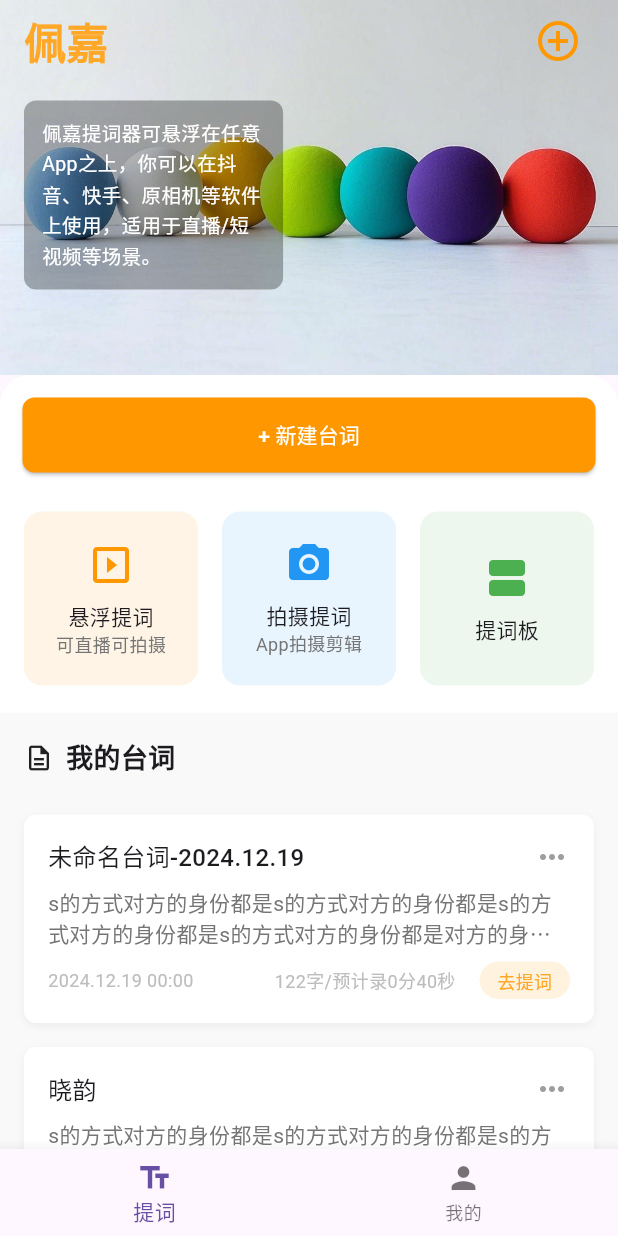
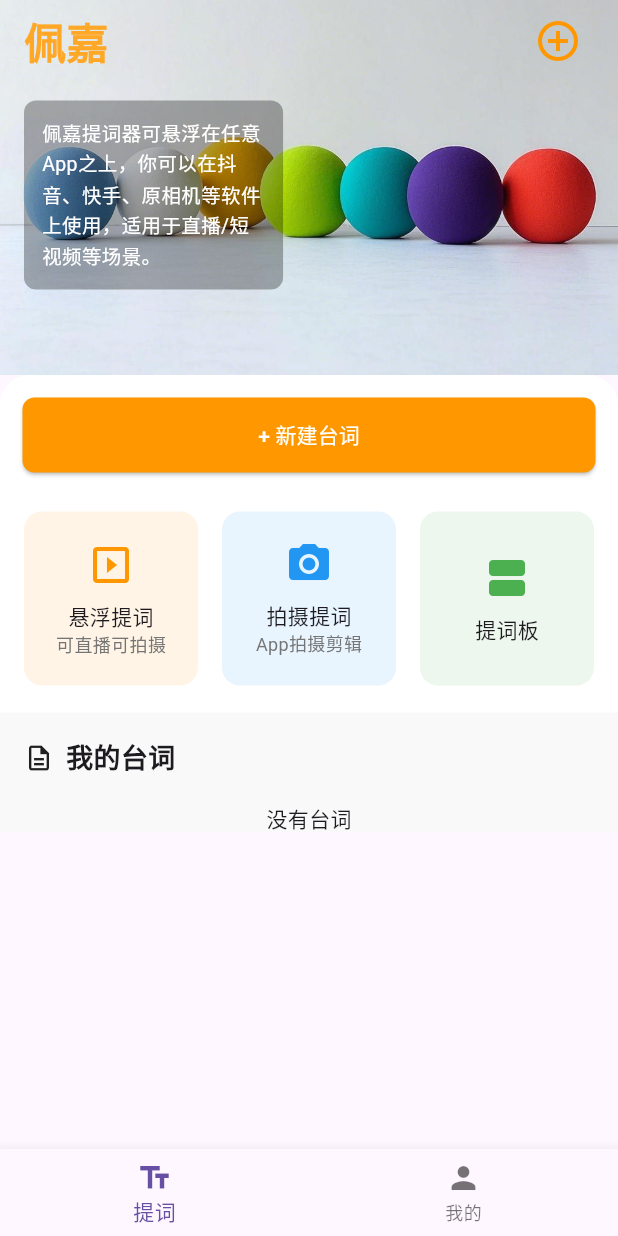
Before and after one commit to trdeep/pegacue, a Flutter app: the screen it shows after launch, on a phone screen of 412 x 824 dp. Run offline on Flutter 3.47's test engine with Material 3 defaults, Android fonts, the phone set to English and light mode, and no system bars; our stand-ins replace sqflite; missing offline and left inert: flutter_quill; accounts and stored records are empty.

Commit message:
台词可以保存到数据，主页可加载

```diff
--- a/lib/screens/prompter.dart
+++ b/lib/screens/prompter.dart
@@ -1,8 +1,14 @@
 import 'package:flutter/material.dart';
-import 'add_cue.dart'; // 导入新增页面
+import '../models/cue.dart';
+import 'edit_cue.dart'; // 导入新增页面
+import '../utils/database_helper.dart';
 
 class Prompter extends StatelessWidget {
   const Prompter({super.key});
+
+  Future<List<Cue>> _fetchCues() async {
+    return await DatabaseHelper.instance.getAllCues();
+  }
 
   @override
   Widget build(BuildContext context) {
@@ -46,7 +52,7 @@ class Prompter extends StatelessWidget {
                               onPressed: () {
                                 Navigator.push(
                                   context,
-                                  MaterialPageRoute(builder: (context) => const AddCuePage()),
+                                  MaterialPageRoute(builder: (context) => const EditCuePage()),
                                 );
                               },
                             ),
@@ -113,7 +119,7 @@ class Prompter extends StatelessWidget {
                         onPressed: () {
                           Navigator.push(
                             context,
-                            MaterialPageRoute(builder: (context) => const AddCuePage()),
+                            MaterialPageRoute(builder: (context) => const EditCuePage()),
                           );
                         },
                         child: const Text('+ 新建台词'),
@@ -193,29 +199,30 @@ class Prompter extends StatelessWidget {
               color: const Color(0xFFF9F9F9),
               child: Padding(
                 padding: const EdgeInsets.symmetric(horizontal: 16.0),
-                child: Column(
-                  children: List.generate(11, (index) {
-                    if (index < 10) {
-                      return _buildMyCueCard(
-                        index == 0 ? '未命名台词-2024.12.19' : '晓韵',
-                        '2024.12.19 00:${index.toString().padLeft(2, '0')}',
-                        '去提词',
-                      );
+                child: FutureBuilder<List<Cue>>(
+                  future: _fetchCues(),
+                  builder: (context, snapshot) {
+                    if (snapshot.connectionState == ConnectionState.waiting) {
+                      return const Center(child: CircularProgressIndicator());
+                    } else if (snapshot.hasError) {
+                      return const Center(child: Text('加载失败'));
+                    } else if (!snapshot.hasData || snapshot.data!.isEmpty) {
+                      return const Center(child: Text('没有台词'));
                     } else {
-                      return const Padding(
-                        padding: EdgeInsets.symmetric(vertical: 16.0),
-                        child: Center(
-                          child: Text(
-                            '没有更多了！',
-                            style: TextStyle(
-                              color: Colors.grey,
-                              fontSize: 14,
-                            ),
-                          ),
-                        ),
+                      final cues = snapshot.data!;
+                      return Column(
+                        children: List.generate(cues.length, (index) {
+                          final cue = cues[index];
+                          return _buildMyCueCard(
+                            cue.title,
+                            cue.createdAt.toString().substring(0, cue.createdAt.toString().lastIndexOf('.')),
+                            cue.content,
+                            '去提词',
+                          );
+                        }),
                       );
                     }
-                  }),
+                  },
                 ),
               ),
             ),
@@ -247,7 +254,7 @@ class Prompter extends StatelessWidget {
     );
   }
 
-  Widget _buildMyCueCard(String title, String date, String action) {
+  Widget _buildMyCueCard(String title, String date, String content, String action) {
     return Container(
       margin: const EdgeInsets.symmetric(horizontal: 0.0, vertical: 8.0),
       decoration: BoxDecoration(
@@ -284,7 +291,7 @@ class Prompter extends StatelessWidget {
             ),
             const SizedBox(height: 8),
             Text(
-              's的方式对方的身份都是s的方式对方的身份都是s的方式对方的身份都是s的方式对方的身份都是对方的身份都是s的方式对方的身份都是对方的身份都是s的方式对方的身份都是对方的身份都是s的方式对方的身份都是...',
+              content,
               style: TextStyle(
                 fontSize: 14,
                 color: Colors.grey[600],
```
Also changed, not shown: lib/screens/edit_cue.dart (renamed from lib/screens/add_cue.dart, +4 -4 lines).
